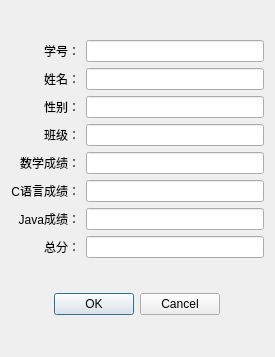
Before: the Qt Designer form studenteditview.ui in TheWeakest34/StudentManageSystem, drawn with Qt 5.
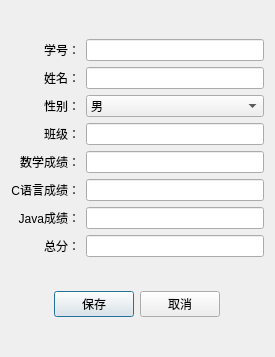
After: the same form once the commit is applied.

Diff of the .ui file:
```diff
--- a/studenteditview.ui
+++ b/studenteditview.ui
@@ -14,7 +14,14 @@
    <string>修改学生信息</string>
   </property>
   <layout class="QGridLayout" name="gridLayout">
-   <item row="0" column="0" colspan="3">
+   <item row="1" column="1">
+    <widget class="QPushButton" name="btSave">
+     <property name="text">
+      <string>保存</string>
+     </property>
+    </widget>
+   </item>
+   <item row="0" column="0" colspan="4">
     <layout class="QHBoxLayout" name="horizontalLayout">
      <item>
       <layout class="QVBoxLayout" name="verticalLayout">
@@ -130,7 +137,18 @@
         <widget class="QLineEdit" name="Name"/>
        </item>
        <item>
-        <widget class="QLineEdit" name="Sex"/>
+        <widget class="QComboBox" name="Sex">
+         <item>
+          <property name="text">
+           <string>男</string>
+          </property>
+         </item>
+         <item>
+          <property name="text">
+           <string>女</string>
+          </property>
+         </item>
+        </widget>
        </item>
        <item>
         <widget class="QLineEdit" name="Class"/>
@@ -151,6 +169,19 @@
      </item>
     </layout>
    </item>
+   <item row="1" column="3">
+    <spacer name="horizontalSpacer_2">
+     <property name="orientation">
+      <enum>Qt::Orientation::Horizontal</enum>
+     </property>
+     <property name="sizeHint" stdset="0">
+      <size>
+       <width>40</width>
+       <height>20</height>
+      </size>
+     </property>
+    </spacer>
+   </item>
    <item row="1" column="0">
     <spacer name="horizontalSpacer">
      <property name="orientation">
@@ -164,31 +195,12 @@
      </property>
     </spacer>
    </item>
-   <item row="1" column="1">
-    <widget class="QDialogButtonBox" name="buttonBox">
-     <property name="layoutDirection">
-      <enum>Qt::LayoutDirection::LeftToRight</enum>
-     </property>
-     <property name="orientation">
-      <enum>Qt::Orientation::Horizontal</enum>
-     </property>
-     <property name="standardButtons">
-      <set>QDialogButtonBox::StandardButton::Cancel|QDialogButtonBox::StandardButton::Ok</set>
-     </property>
-    </widget>
-   </item>
    <item row="1" column="2">
-    <spacer name="horizontalSpacer_2">
-     <property name="orientation">
-      <enum>Qt::Orientation::Horizontal</enum>
+    <widget class="QPushButton" name="btCancel">
+     <property name="text">
+      <string>取消</string>
      </property>
-     <property name="sizeHint" stdset="0">
-      <size>
-       <width>40</width>
-       <height>20</height>
-      </size>
-     </property>
-    </spacer>
+    </widget>
    </item>
   </layout>
  </widget>
```
Left out of the diff: 37 changed lines with no effect on the pictures.
